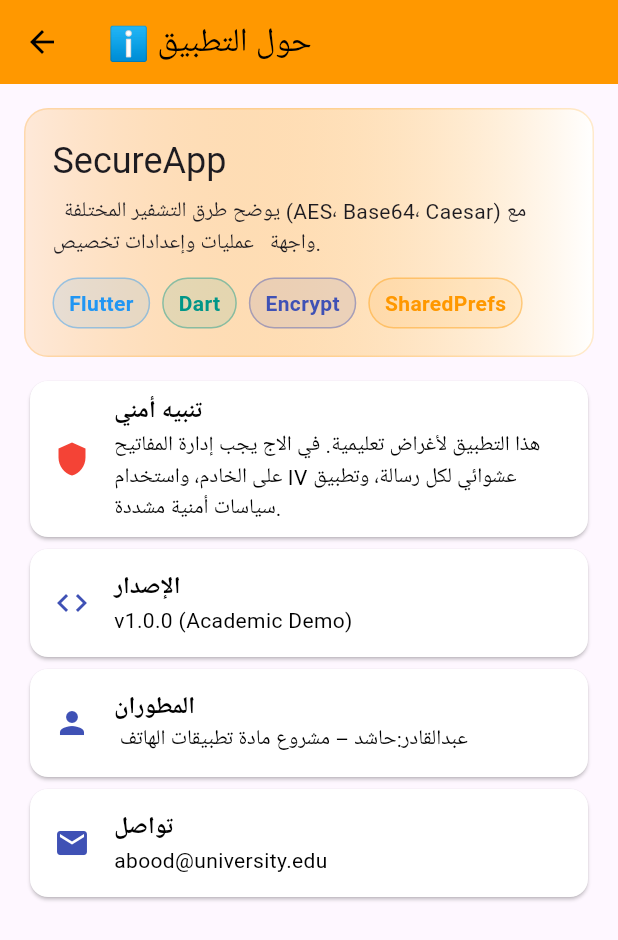
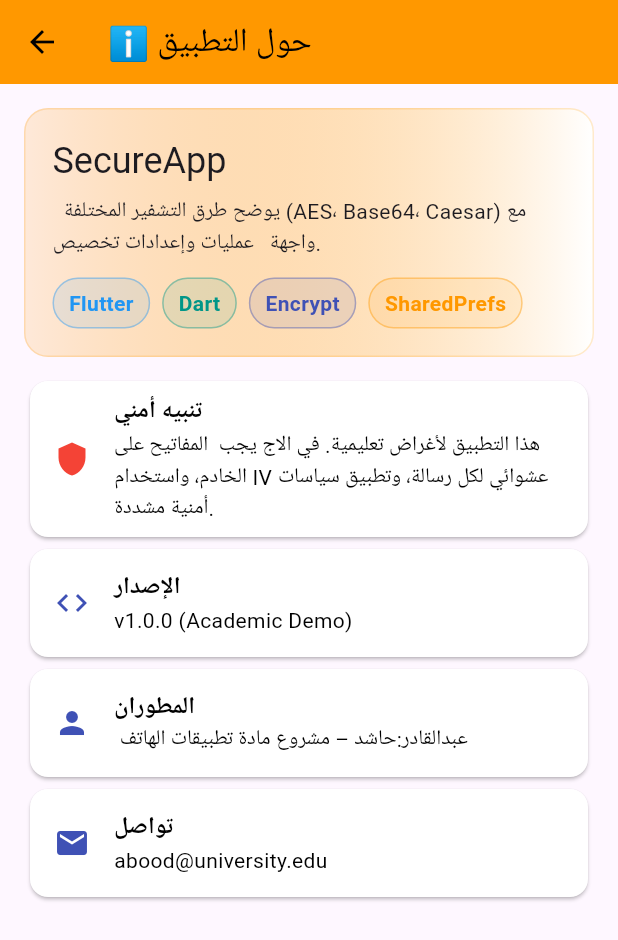
Before and after one commit to hashedalmaswi/my-project, a Flutter app: the AboutPage screen opened directly, on a phone screen of 412 x 824 dp. Shown: the top 940 px of the screen. Run offline on Flutter 3.47's test engine with Material 3 defaults, Android fonts, the phone set to English and light mode, and no system bars; our stand-ins replace shared_preferences; missing offline and left inert: encrypt; accounts and stored records are empty.

```diff
--- a/lib/about_page.dart
+++ b/lib/about_page.dart
@@ -69,7 +69,7 @@
           ),
           const SizedBox(height: 12),
           _tile(Icons.shield, 'تنبيه أمني',
-              'هذا التطبيق لأغراض تعليمية. في الاج يجب إدارة المفاتيح على الخادم، واستخدام IV عشوائي لكل رسالة، وتطبيق سياسات أمنية مشددة.',
+              'هذا التطبيق لأغراض تعليمية. في الاج يجب  المفاتيح على الخادم، واستخدام IV عشوائي لكل رسالة، وتطبيق سياسات أمنية مشددة.',
               color: Colors.red),
           _tile(Icons.code, 'الإصدار', 'v1.0.0 (Academic Demo)'),
           _tile(Icons.person, 'المطوران', ' عبدالقادر:حاشد – مشروع مادة تطبيقات الهاتف'),
```
